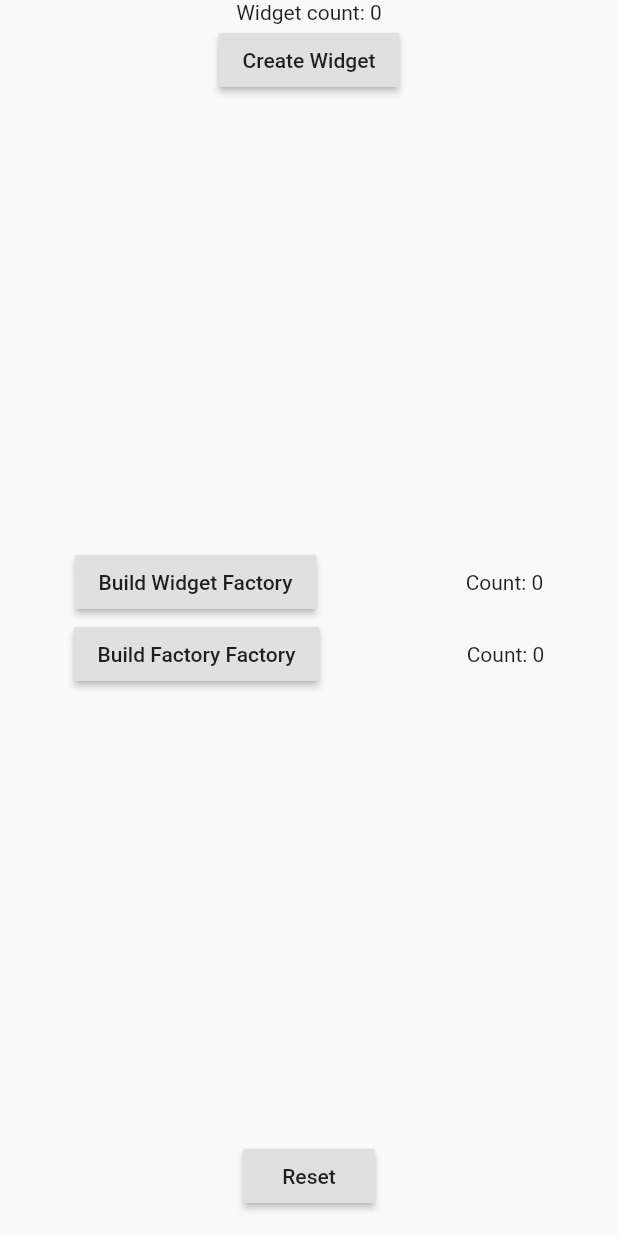
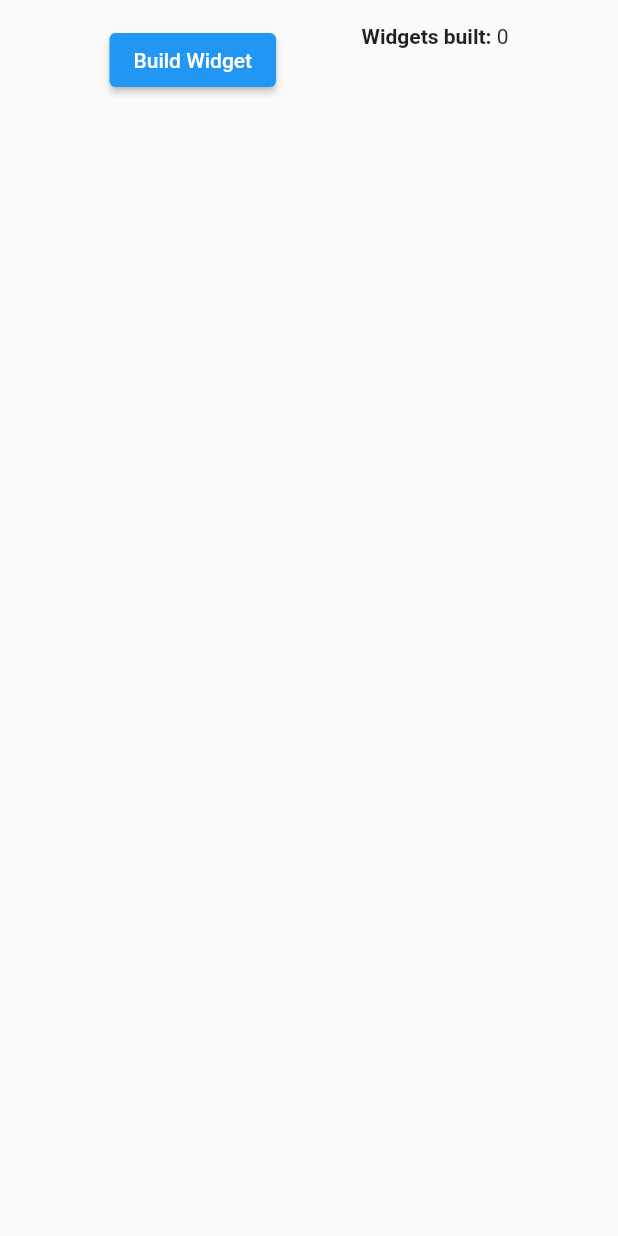
Before and after one commit to afitz0/widget_factory, a Flutter app: the screen it shows after launch, on a phone screen of 412 x 824 dp. Run offline on Flutter 3.47's test engine with Material 2 defaults, Android fonts, the light colour scheme and no system bars.

Commit message:
committing progress

```diff
--- a/lib/constants.dart
+++ b/lib/constants.dart
@@ -1,2 +1,17 @@
+/// Milliseconds between each tick
+const int TICK_RATE_MS = 10;
+
+/// How many widgets does a widget factory cost?
 const int FACTORY_COST = 10;
-const int FACTORY_FACTORY_COST = FACTORY_COST * 10;
+
+/// Widgets per second each factory builds
+const double FACTORY_BUILD_RATE = 0.1;
+
+/// How many factories does one RAM cost?
+const int RAM_FACTORY_COST = 1;
+
+/// How much RAM does a single module provide?
+const int RAM_CAPACITY = 1000;
+
+/// Percentage
+const double RAM_LOW_THRESHOLD = 0.9;
--- a/lib/main.dart
+++ b/lib/main.dart
@@ -1,165 +1,182 @@
 import 'dart:async';
 
 import 'package:flutter/material.dart';
+import 'package:provider/provider.dart';
 import 'package:widget_factory/constants.dart';
-import 'package:provider/provider.dart';
 
-void main() => runApp(MyApp());
+import 'package:widget_factory/game_state.dart';
 
-class GameState extends ChangeNotifier {
-  int _widgets;
-  int _factories;
-  int _factoryFactories;
-  String _statusMessage;
+void main() => runApp(
+      ChangeNotifierProvider(
+        create: (_) => GameState(),
+        child: App(),
+      ),
+    );
 
-  GameState() {
-    reset();
-  }
+class App extends StatelessWidget {
+  const App({Key? key}) : super(key: key);
 
-  int get widgets => _widgets;
-  int get factories => _factories;
-  int get factoryFactories => _factoryFactories;
-  String get statusMessage => _statusMessage;
-
-  void update() {
-    _widgets += _factories;
-    _factories += _factoryFactories;
-    notifyListeners();
-  }
-
-  void createWidgets(int count) {
-    _widgets += count;
-    notifyListeners();
-  }
-
-  void buildFactoryFactories(int count) {
-    int cost = FACTORY_FACTORY_COST * count;
-    if (_widgets >= cost) {
-      _factoryFactories += count;
-      _widgets -= cost;
-    } else {
-      _statusMessage = "Not enough widgets (need: $FACTORY_FACTORY_COST).";
-    }
-    notifyListeners();
-  }
-
-  void buildFactories(int count) {
-    int cost = FACTORY_COST * count;
-    if (_widgets >= cost) {
-      _factories += count;
-      _widgets -= cost;
-    } else {
-      _statusMessage = "Not enough widgets (need: $FACTORY_COST).";
-    }
-    notifyListeners();
-  }
-
-  void reset() {
-    _factories = 0;
-    _factoryFactories = 0;
-    _widgets = 0;
-    _statusMessage = "";
-  }
-}
-
-class MyApp extends StatelessWidget {
   @override
   Widget build(BuildContext context) {
     return MaterialApp(
-      title: 'Flutter Demo',
       theme: ThemeData(
         primarySwatch: Colors.blue,
       ),
-      home: ChangeNotifierProvider(
-        create: (context) => GameState(),
-        child: MyHomePage(),
-      ),
+      home: WidgetFactory(),
     );
   }
 }
 
-class MyHomePage extends StatefulWidget {
+class WidgetFactory extends StatefulWidget {
+  const WidgetFactory({Key? key}) : super(key: key);
+
   @override
-  _MyHomePageState createState() => _MyHomePageState();
+  _WidgetFactoryState createState() => _WidgetFactoryState();
 }
 
-class _MyHomePageState extends State<MyHomePage> {
-  Timer _timer;
+class _WidgetFactoryState extends State<WidgetFactory> {
+  Timer? _timer;
 
   @override
   void initState() {
-    _timer = Timer.periodic(Duration(seconds: 1), updateValue);
-
     super.initState();
   }
 
   @override
   Widget build(BuildContext context) {
     return Scaffold(
-      body: SafeArea(
-        child: Center(
-          child: Consumer<GameState>(builder: (context, game, child) {
-            return Column(
-              mainAxisAlignment: MainAxisAlignment.center,
-              children: <Widget>[
-                Text('Widget count: ${game.widgets}'),
-                RaisedButton(
-                  child: Text("Create Widget"),
-                  onPressed: () => game.createWidgets(1),
+      body: Padding(
+        padding: const EdgeInsets.all(16.0),
+        child: Column(
+          crossAxisAlignment: CrossAxisAlignment.center,
+          children: [
+            Visibility(
+              visible: Provider.of<GameState>(context).isLowMemory,
+              child: Padding(
+                padding: const EdgeInsets.only(bottom: 12.0),
+                child: Flexible(
+                  child: Text(
+                    "!WARNING!\nDangerously low memory. Build more RAM modules to avoid catastrophic meltdown.\n!WARNING!",
+                    style: TextStyle(
+                      color: Colors.red,
+                      fontStyle: FontStyle.italic,
+                      fontWeight: FontWeight.bold,
+                    ),
+                    textAlign: TextAlign.center,
+                  ),
                 ),
-                Spacer(),
-                Buttons(),
-                Spacer(),
-                RaisedButton(
-                  child: Text("Reset"),
-                  onPressed: () => game.reset(),
+              ),
+            ),
+            Row(
+              mainAxisAlignment: MainAxisAlignment.spaceEvenly,
+              crossAxisAlignment: CrossAxisAlignment.start,
+              children: [
+                Column(
+                  crossAxisAlignment: CrossAxisAlignment.start,
+                  children: [
+                    ElevatedButton(
+                      onPressed: () => createAndStart(context),
+                      child: Text("Build Widget"),
+                    ),
+                    ...buildAdvancedButtons(context),
+                  ],
                 ),
-                Text(
-                  game.statusMessage,
-                  style: TextStyle(color: Theme.of(context).errorColor),
-                ),
+                Provider.of<GameState>(context, listen: false).getStats(),
               ],
-            );
-          }),
+            ),
+          ],
         ),
       ),
     );
   }
 
-  void updateValue(Timer timer) {
-    print("Tick: ${timer.tick}");
-    Provider.of<GameState>(context).update();
+  void createAndStart(BuildContext context) {
+    Provider.of<GameState>(context, listen: false).createWidget();
+    if (_timer == null) {
+      _timer = Timer.periodic(Duration(milliseconds: TICK_RATE_MS), (timer) {
+        setState(() {
+          Provider.of<GameState>(context, listen: false).tick();
+        });
+      });
+    }
+  }
+
+  List<Widget> buildAdvancedButtons(BuildContext context) {
+    List<Widget> newButtons = [];
+    double widgetsBuilt = Provider.of<GameState>(context).widgets;
+    bool firstFactory = Provider.of<GameState>(context).factoriesTriggered;
+
+    if (Provider.of<GameState>(context).factoriesTriggered) {
+      newButtons.add(Factories());
+    }
+
+    if (Provider.of<GameState>(context).ramTriggered) {
+      newButtons.add(LowMemory());
+    }
+
+    return newButtons;
   }
 }
 
-class Buttons extends StatelessWidget {
+class LowMemory extends StatelessWidget {
+  const LowMemory({Key? key}) : super(key: key);
+
   @override
   Widget build(BuildContext context) {
-    final game = Provider.of<GameState>(context);
-
     return Column(
-      children: <Widget>[
+      crossAxisAlignment: CrossAxisAlignment.start,
+      children: [
         Row(
-          mainAxisAlignment: MainAxisAlignment.spaceAround,
-          children: <Widget>[
-            RaisedButton(
-              child: Text("Build Widget Factory"),
-              onPressed: () => game.buildFactories(1),
+          children: [
+            ElevatedButton(
+              onPressed:
+                  Provider.of<GameState>(context).widgets < RAM_FACTORY_COST
+                      ? null
+                      : () => Provider.of<GameState>(context, listen: false)
+                          .convertFactoryToRam(),
+              child: Text("Convert Factory to RAM"),
             ),
-            Text("Count: ${game.factories}")
-          ],
-        ),
-        Row(
-          mainAxisAlignment: MainAxisAlignment.spaceAround,
-          children: <Widget>[
-            RaisedButton(
-              child: Text("Build Factory Factory"),
-              onPressed: () => game.buildFactoryFactories(1),
+            Padding(
+              padding: EdgeInsets.symmetric(horizontal: 4.0),
+              child: Text(Provider.of<GameState>(context).ram.toString()),
             ),
-            Text("Count: ${game.factoryFactories}")
           ],
         ),
       ],
     );
   }
 }
+
+class Factories extends StatelessWidget {
+  const Factories({Key? key}) : super(key: key);
+
+  @override
+  Widget build(BuildContext context) {
+    return Padding(
+      padding: const EdgeInsets.symmetric(vertical: 4.0),
+      child: Column(
+        crossAxisAlignment: CrossAxisAlignment.start,
+        children: [
+          Row(
+            children: [
+              ElevatedButton(
+                onPressed:
+                    Provider.of<GameState>(context).widgets < FACTORY_COST
+                        ? null
+                        : () => Provider.of<GameState>(context, listen: false)
+                            .createFactory(),
+                child: Text("Build Factory"),
+              ),
+              Padding(
+                padding: const EdgeInsets.symmetric(horizontal: 4.0),
+                child:
+                    Text(Provider.of<GameState>(context).factories.toString()),
+              )
+            ],
+          ),
+          Text("Cost: $FACTORY_COST"),
+        ],
+      ),
+    );
+  }
+}
--- a/pubspec.yaml
+++ b/pubspec.yaml
@@ -3,12 +3,12 @@ description: A new Flutter project.
 version: 1.0.0+1
 
 environment:
-  sdk: ">=2.1.0 <3.0.0"
+  sdk: ">=2.12.2 <3.0.0"
 
 dependencies:
   flutter:
     sdk: flutter
-  provider: ^3.1.0
+  provider: ^6.0.0
 
 dev_dependencies:
   flutter_test:
```
Also changed, not shown: lib/game_state.dart (added, +84 -0 lines), pubspec.lock, 39 other files.
